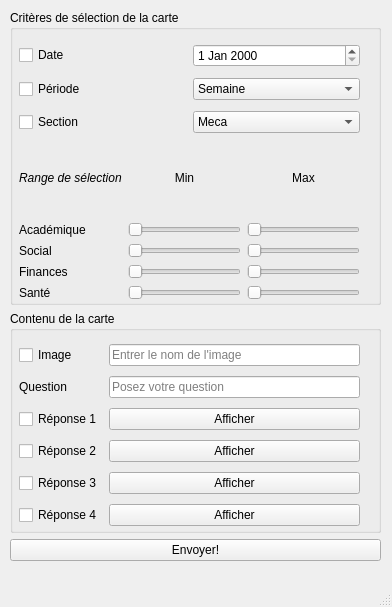
This is MainWindowGUI.ui in emiledecosterd/CardGeneratorUI as Qt 5 draws it before an edit. The edited form follows.
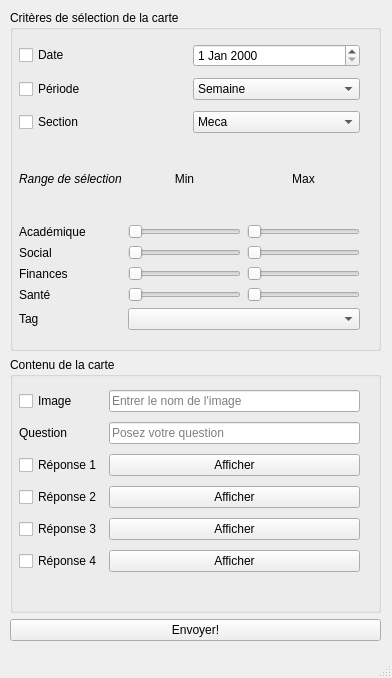
This is the edited form.

Diff of the .ui file:
```diff
--- a/MainWindowGUI.ui
+++ b/MainWindowGUI.ui
@@ -7,7 +7,7 @@
     <x>0</x>
     <y>0</y>
     <width>392</width>
-    <height>607</height>
+    <height>678</height>
    </rect>
   </property>
   <property name="windowTitle">
@@ -20,10 +20,10 @@
       <x>10</x>
       <y>10</y>
       <width>371</width>
-      <height>551</height>
+      <height>631</height>
      </rect>
     </property>
-    <layout class="QVBoxLayout" name="verticalLayout" stretch="60,45,5">
+    <layout class="QVBoxLayout" name="verticalLayout" stretch="60,45,0">
      <property name="sizeConstraint">
       <enum>QLayout::SetDefaultConstraint</enum>
      </property>
@@ -43,14 +43,14 @@
         </property>
         <layout class="QGridLayout" name="gridLayout">
          <item row="0" column="0">
-          <widget class="QCheckBox" name="checkBox">
+          <widget class="QCheckBox" name="date_checkBox">
            <property name="text">
             <string>Date</string>
            </property>
           </widget>
          </item>
          <item row="1" column="0">
-          <widget class="QCheckBox" name="checkBox_2">
+          <widget class="QCheckBox" name="period_checkBox">
            <property name="text">
             <string>Période</string>
            </property>
@@ -74,7 +74,7 @@
           <widget class="QDateEdit" name="dateEdit"/>
          </item>
          <item row="2" column="0">
-          <widget class="QCheckBox" name="checkBox_3">
+          <widget class="QCheckBox" name="section_checkBox">
            <property name="text">
             <string>Section</string>
            </property>
@@ -107,7 +107,7 @@
           <x>9</x>
           <y>129</y>
           <width>341</width>
-          <height>161</height>
+          <height>191</height>
          </rect>
         </property>
         <layout class="QGridLayout" name="gridLayout_2">
@@ -132,27 +132,51 @@
            </property>
           </widget>
          </item>
+         <item row="3" column="2">
+          <widget class="QSlider" name="financesMaxSlider">
+           <property name="orientation">
+            <enum>Qt::Horizontal</enum>
+           </property>
+          </widget>
+         </item>
+         <item row="3" column="1">
+          <widget class="QSlider" name="financesMinSlider">
+           <property name="orientation">
+            <enum>Qt::Horizontal</enum>
+           </property>
+          </widget>
+         </item>
+         <item row="0" column="1">
+          <widget class="QLabel" name="label_7">
+           <property name="text">
+            <string>Min</string>
+           </property>
+           <property name="alignment">
+            <set>Qt::AlignCenter</set>
+           </property>
+          </widget>
+         </item>
+         <item row="4" column="1">
+          <widget class="QSlider" name="healthMinSlider">
+           <property name="orientation">
+            <enum>Qt::Horizontal</enum>
+           </property>
+          </widget>
+         </item>
+         <item row="4" column="2">
+          <widget class="QSlider" name="healthMaxSlider">
+           <property name="orientation">
+            <enum>Qt::Horizontal</enum>
+           </property>
+          </widget>
+         </item>
          <item row="1" column="2">
-          <widget class="QSlider" name="horizontalSlider_2">
+          <widget class="QSlider" name="academicsMaxSlider">
            <property name="orientation">
             <enum>Qt::Horizontal</enum>
            </property>
           </widget>
          </item>
-         <item row="1" column="1">
-          <widget class="QSlider" name="horizontalSlider">
-           <property name="orientation">
-            <enum>Qt::Horizontal</enum>
-           </property>
-          </widget>
-         </item>
-         <item row="4" column="0">
-          <widget class="QLabel" name="label_5">
-           <property name="text">
-            <string>Santé</string>
-           </property>
-          </widget>
-         </item>
          <item row="0" column="0">
           <widget class="QLabel" name="label_6">
            <property name="font">
@@ -165,55 +189,24 @@
            </property>
           </widget>
          </item>
-         <item row="2" column="1">
-          <widget class="QSlider" name="horizontalSlider_3">
+         <item row="1" column="1">
+          <widget class="QSlider" name="academicsMinSlider">
            <property name="orientation">
             <enum>Qt::Horizontal</enum>
            </property>
           </widget>
          </item>
          <item row="2" column="2">
-          <widget class="QSlider" name="horizontalSlider_4">
+          <widget class="QSlider" name="socialMaxSlider">
            <property name="orientation">
             <enum>Qt::Horizontal</enum>
            </property>
           </widget>
          </item>
-         <item row="3" column="1">
-          <widget class="QSlider" name="horizontalSlider_5">
-           <property name="orientation">
-            <enum>Qt::Horizontal</enum>
-           </property>
-          </widget>
-         </item>
-         <item row="3" column="2">
-          <widget class="QSlider" name="horizontalSlider_6">
-           <property name="orientation">
-            <enum>Qt::Horizontal</enum>
-           </property>
-          </widget>
-         </item>
-         <item row="4" column="1">
-          <widget class="QSlider" name="horizontalSlider_7">
-           <property name="orientation">
-            <enum>Qt::Horizontal</enum>
-           </property>
-          </widget>
-         </item>
-         <item row="4" column="2">
-          <widget class="QSlider" name="horizontalSlider_8">
-           <property name="orientation">
-            <enum>Qt::Horizontal</enum>
-           </property>
-          </widget>
-         </item>
-         <item row="0" column="1">
-          <widget class="QLabel" name="label_7">
+         <item row="4" column="0">
+          <widget class="QLabel" name="label_5">
            <property name="text">
-            <string>Min</string>
-           </property>
-           <property name="alignment">
-            <set>Qt::AlignCenter</set>
+            <string>Santé</string>
            </property>
           </widget>
          </item>
@@ -227,6 +220,23 @@
            </property>
           </widget>
          </item>
+         <item row="2" column="1">
+          <widget class="QSlider" name="socialMinSlider">
+           <property name="orientation">
+            <enum>Qt::Horizontal</enum>
+           </property>
+          </widget>
+         </item>
+         <item row="5" column="0">
+          <widget class="QLabel" name="label_9">
+           <property name="text">
+            <string>Tag</string>
+           </property>
+          </widget>
+         </item>
+         <item row="5" column="1" colspan="2">
+          <widget class="QComboBox" name="tag_comboBox"/>
+         </item>
         </layout>
        </widget>
        <zorder>gridLayoutWidget</zorder>
@@ -252,14 +262,14 @@
         </property>
         <layout class="QGridLayout" name="gridLayout_3">
          <item row="3" column="0">
-          <widget class="QCheckBox" name="checkBox_6">
+          <widget class="QCheckBox" name="answer2_checkBox">
            <property name="text">
             <string>Réponse 2</string>
            </property>
           </widget>
          </item>
          <item row="0" column="0">
-          <widget class="QCheckBox" name="checkBox_4">
+          <widget class="QCheckBox" name="imageName_checkBox">
            <property name="text">
             <string>Image</string>
            </property>
@@ -273,63 +283,63 @@
           </widget>
          </item>
          <item row="0" column="1">
-          <widget class="QLineEdit" name="lineEdit">
+          <widget class="QLineEdit" name="imageName_lineEdit">
            <property name="placeholderText">
             <string>Entrer le nom de l'image</string>
            </property>
           </widget>
          </item>
          <item row="1" column="1">
-          <widget class="QLineEdit" name="lineEdit_2">
+          <widget class="QLineEdit" name="question_lineEdit">
            <property name="placeholderText">
             <string>Posez votre question</string>
            </property>
           </widget>
          </item>
          <item row="4" column="0">
-          <widget class="QCheckBox" name="checkBox_7">
+          <widget class="QCheckBox" name="answer3_checkBox">
            <property name="text">
             <string>Réponse 3</string>
            </property>
           </widget>
          </item>
          <item row="2" column="0">
-          <widget class="QCheckBox" name="checkBox_5">
+          <widget class="QCheckBox" name="answer1_checkBox">
            <property name="text">
             <string>Réponse 1</string>
            </property>
           </widget>
          </item>
          <item row="5" column="0">
-          <widget class="QCheckBox" name="checkBox_8">
+          <widget class="QCheckBox" name="answer4_checkBox">
            <property name="text">
             <string>Réponse 4</string>
            </property>
           </widget>
          </item>
          <item row="2" column="1">
-          <widget class="QPushButton" name="pushButton">
+          <widget class="QPushButton" name="show1_button">
            <property name="text">
             <string>Afficher</string>
            </property>
           </widget>
          </item>
          <item row="3" column="1">
-          <widget class="QPushButton" name="pushButton_2">
+          <widget class="QPushButton" name="show2_button">
            <property name="text">
             <string>Afficher</string>
            </property>
           </widget>
          </item>
          <item row="4" column="1">
-          <widget class="QPushButton" name="pushButton_3">
+          <widget class="QPushButton" name="show3_button">
            <property name="text">
             <string>Afficher</string>
            </property>
           </widget>
          </item>
          <item row="5" column="1">
-          <widget class="QPushButton" name="pushButton_4">
+          <widget class="QPushButton" name="show4_button">
            <property name="text">
             <string>Afficher</string>
            </property>
@@ -340,7 +350,7 @@
       </widget>
      </item>
      <item>
-      <widget class="QPushButton" name="send_pushButton">
+      <widget class="QPushButton" name="send_button">
        <property name="text">
         <string>Envoyer!</string>
        </property>
```
